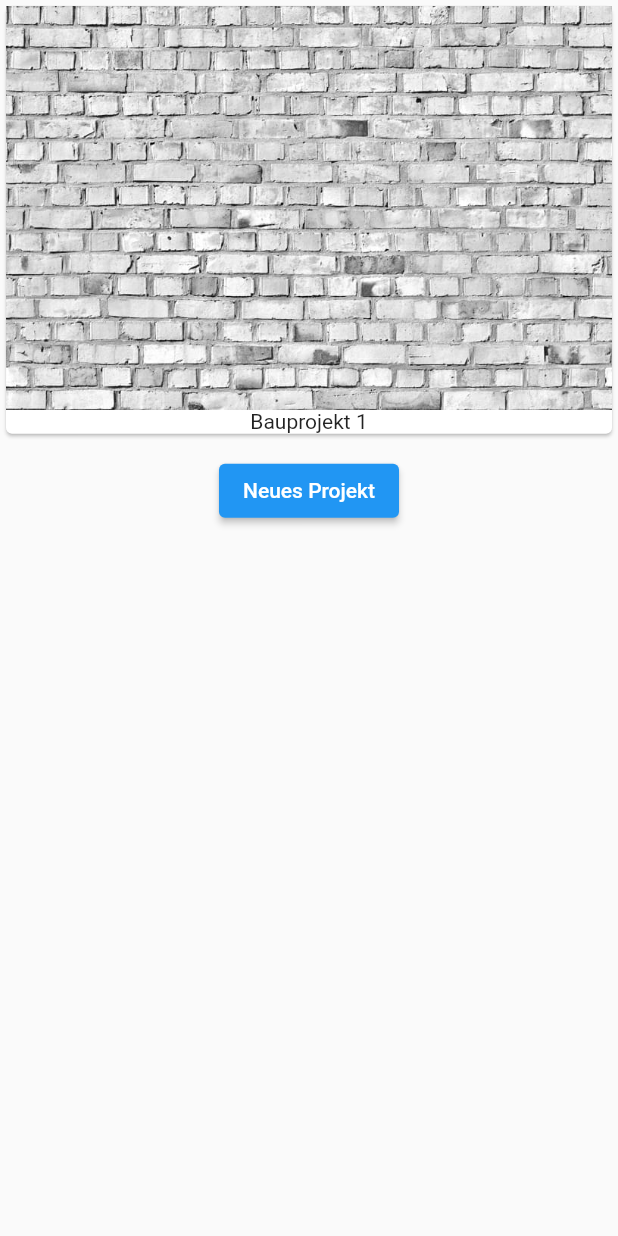
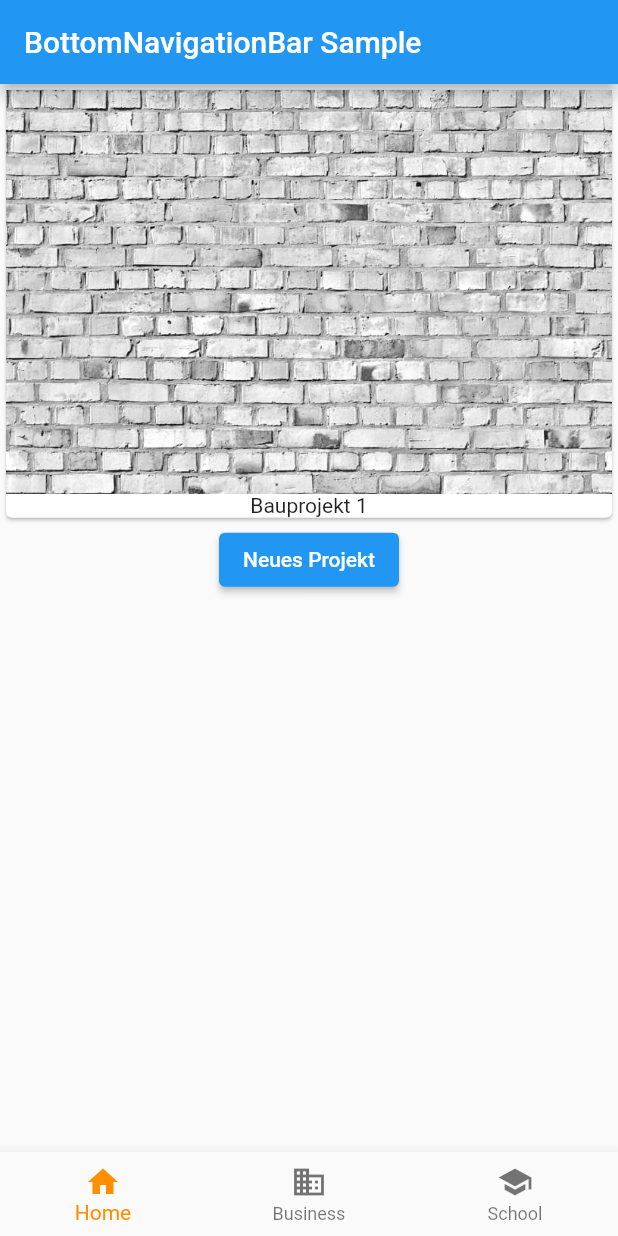
Before and after one commit to Monsieur-Bandana/Flutter, a Flutter app: the screen it shows after launch, after a tap on "Neues Projekt", on a phone screen of 412 x 824 dp. Run offline on Flutter 3.47's test engine with Material 2 defaults, Android fonts, the phone set to English and light mode, and no system bars.

Commit message:
added navbar

```diff
--- a/prototype/lib/main.dart
+++ b/prototype/lib/main.dart
@@ -1,6 +1,6 @@
 import 'package:flutter/material.dart';
 
-import './project_Manager.dart';
+import './navBar.dart';
 
 void main() => runApp(RootClass());
 
@@ -12,9 +12,7 @@ class RootClass extends StatelessWidget {
         primaryColor: Colors.indigo.shade900,
         backgroundColor: Colors.indigo.shade200,
       ),
-      home: Scaffold(
-        body: ProjectManager(),
-      ),
+      home: NavBar(),
     );
   }
 }
--- /dev/null
+++ b/prototype/lib/navBar.dart
@@ -0,0 +1,65 @@
+import 'package:flutter/material.dart';
+
+import './project_Manager.dart';
+
+class NavBar extends StatefulWidget {
+  const NavBar({Key? key}) : super(key: key);
+
+  @override
+  State<NavBar> createState() => _NavBarState();
+}
+
+class _NavBarState extends State<NavBar> {
+  int _selectedIndex = 0;
+  static const TextStyle optionStyle =
+      TextStyle(fontSize: 30, fontWeight: FontWeight.bold);
+  static const List<Widget> _widgetOptions = <Widget>[
+    Text(
+      'Index 0: Home',
+      style: optionStyle,
+    ),
+    Text(
+      'Index 1: Business',
+      style: optionStyle,
+    ),
+    Text(
+      'Index 2: School',
+      style: optionStyle,
+    ),
+  ];
+
+  void _onItemTapped(int index) {
+    setState(() {
+      _selectedIndex = index;
+    });
+  }
+
+  @override
+  Widget build(BuildContext context) {
+    return Scaffold(
+      appBar: AppBar(
+        title: const Text('BottomNavigationBar Sample'),
+      ),
+      body: ProjectManager(),
+      bottomNavigationBar: BottomNavigationBar(
+        items: const <BottomNavigationBarItem>[
+          BottomNavigationBarItem(
+            icon: Icon(Icons.home),
+            label: 'Home',
+          ),
+          BottomNavigationBarItem(
+            icon: Icon(Icons.business),
+            label: 'Business',
+          ),
+          BottomNavigationBarItem(
+            icon: Icon(Icons.school),
+            label: 'School',
+          ),
+        ],
+        currentIndex: _selectedIndex,
+        selectedItemColor: Colors.amber[800],
+        onTap: _onItemTapped,
+      ),
+    );
+  }
+}
--- a/prototype/lib/project_Manager.dart
+++ b/prototype/lib/project_Manager.dart
@@ -20,8 +20,7 @@ class _ProjectManagerState extends State<ProjectManager> {
     return Column(
       children: [
         Projects(_projects),
-        Container(
-          margin: EdgeInsets.all(10.0),
+        Center(
           child: ElevatedButton(
             onPressed: () {
               setState(() {
```
